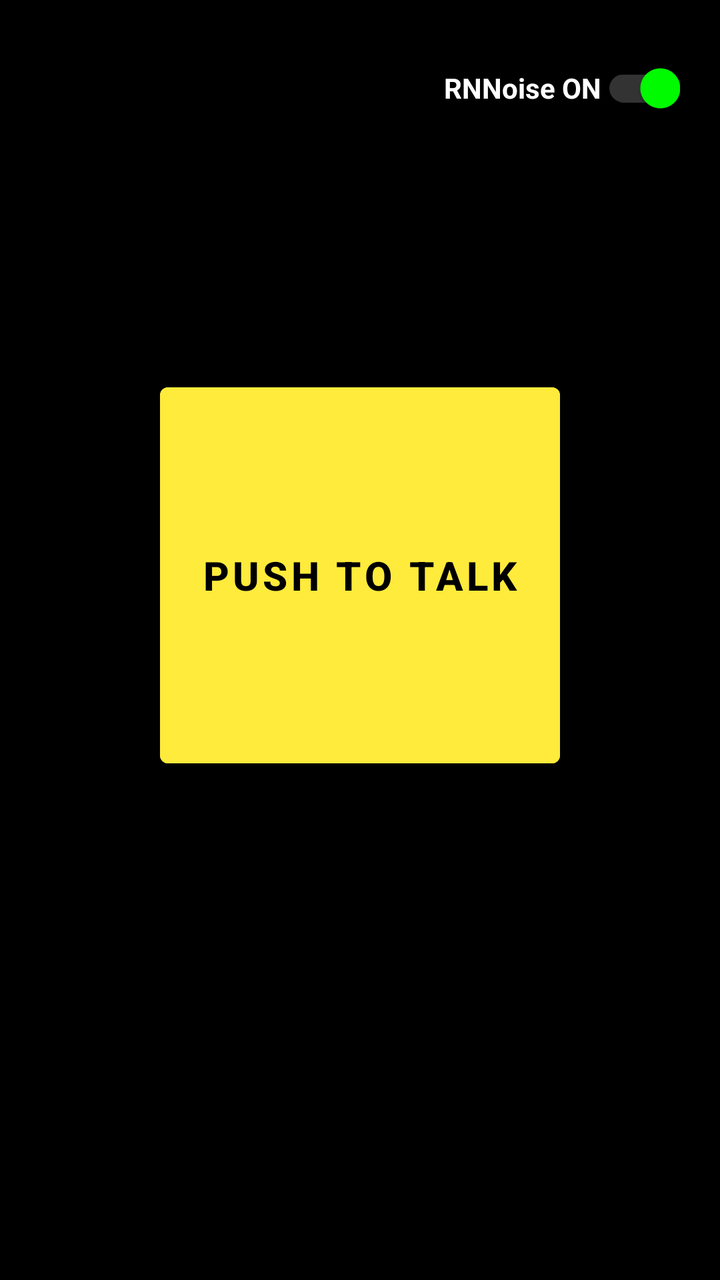
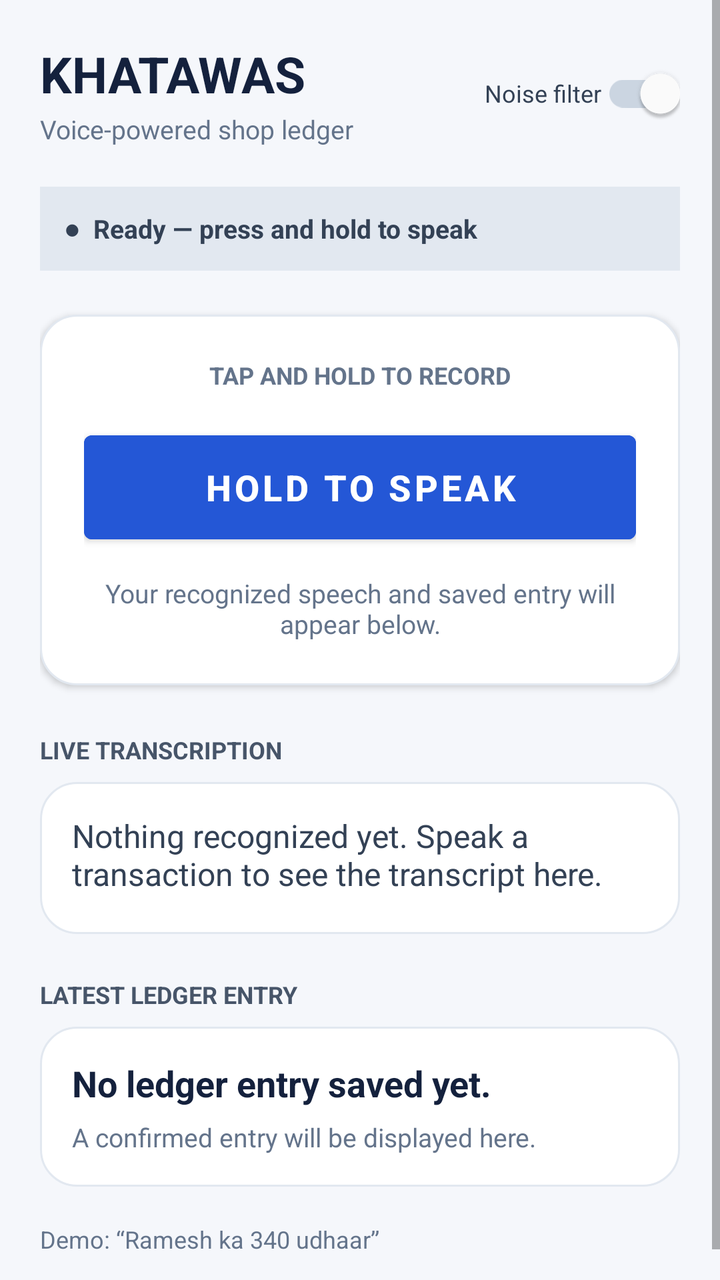

The first picture is an Android layout as it rendered before a commit; the second is the same layout after the commit. The layout source and the unified diff follow.
<!-- AndroidManifest.xml: application theme Theme.MaterialComponents.DayNight.NoActionBar -->
<!-- res/layout/activity_main.xml -->
<?xml version="1.0" encoding="utf-8"?>
<RelativeLayout xmlns:android="http://schemas.android.com/apk/res/android"
    xmlns:app="http://schemas.android.com/apk/res-auto"
    android:layout_width="match_parent"
    android:layout_height="match_parent"
    android:background="#000000"
    android:padding="20dp">

    
    <androidx.appcompat.widget.SwitchCompat
        android:id="@+id/switch_rnnoise"
        android:layout_width="wrap_content"
        android:layout_height="wrap_content"
        android:layout_alignParentTop="true"
        android:layout_alignParentEnd="true"
        android:checked="true"
        android:text="RNNoise ON"
        android:textColor="#FFFFFF"
        android:textSize="14sp"
        android:textStyle="bold"
        app:thumbTint="#00FF00"
        app:trackTint="#333333" />

    
    <LinearLayout
        android:layout_width="wrap_content"
        android:layout_height="wrap_content"
        android:layout_centerInParent="true"
        android:gravity="center"
        android:orientation="vertical">

        
        <Button
            android:id="@+id/btn_push_to_talk"
            android:layout_width="200dp"
            android:layout_height="200dp"
            android:backgroundTint="#FFEB3B"
            android:text="PUSH TO TALK"
            android:textColor="#000000"
            android:textSize="20sp"
            android:textStyle="bold"
            app:backgroundTint="#FFEB3B" />

        
        <TextView
            android:id="@+id/tv_status"
            android:layout_width="wrap_content"
            android:layout_height="wrap_content"
            android:layout_marginTop="32dp"
            android:gravity="center"
            android:text=""
            android:textColor="#00FF00"
            android:textSize="24sp"
            android:textStyle="bold" />

    </LinearLayout>

</RelativeLayout>
<!-- resources referenced by this layout -->
<resources>

</resources>

<!-- the commit's change to res/layout/activity_main.xml (unified diff, before → after) -->
@@ -1,58 +1,179 @@
 <?xml version="1.0" encoding="utf-8"?>
-<RelativeLayout xmlns:android="http://schemas.android.com/apk/res/android"
+<ScrollView xmlns:android="http://schemas.android.com/apk/res/android"
     xmlns:app="http://schemas.android.com/apk/res-auto"
     android:layout_width="match_parent"
     android:layout_height="match_parent"
-    android:background="#000000"
-    android:padding="20dp">
+    android:background="#F5F7FB"
+    android:fillViewport="true">
 
-    
-    <androidx.appcompat.widget.SwitchCompat
-        android:id="@+id/switch_rnnoise"
-        android:layout_width="wrap_content"
+    <LinearLayout
+        android:layout_width="match_parent"
         android:layout_height="wrap_content"
-        android:layout_alignParentTop="true"
-        android:layout_alignParentEnd="true"
-        android:checked="true"
-        android:text="RNNoise ON"
-        android:textColor="#FFFFFF"
-        android:textSize="14sp"
-        android:textStyle="bold"
-        app:thumbTint="#00FF00"
-        app:trackTint="#333333" />
+        android:orientation="vertical"
+        android:paddingStart="20dp"
+        android:paddingTop="20dp"
+        android:paddingEnd="20dp"
+        android:paddingBottom="28dp">
 
-    
-    <LinearLayout
-        android:layout_width="wrap_content"
-        android:layout_height="wrap_content"
-        android:layout_centerInParent="true"
-        android:gravity="center"
-        android:orientation="vertical">
+        <LinearLayout
+            android:layout_width="match_parent"
+            android:layout_height="wrap_content"
+            android:gravity="center_vertical"
+            android:orientation="horizontal">
 
-        
-        <Button
-            android:id="@+id/btn_push_to_talk"
-            android:layout_width="200dp"
-            android:layout_height="200dp"
-            android:backgroundTint="#FFEB3B"
-            android:text="PUSH TO TALK"
-            android:textColor="#000000"
-            android:textSize="20sp"
-            android:textStyle="bold"
-            app:backgroundTint="#FFEB3B" />
+            <LinearLayout
+                android:layout_width="0dp"
+                android:layout_height="wrap_content"
+                android:layout_weight="1"
+                android:orientation="vertical">
 
-        
+                <TextView
+                    android:layout_width="wrap_content"
+                    android:layout_height="wrap_content"
+                    android:text="KHATAWAS"
+                    android:textColor="#14213D"
+                    android:textSize="25sp"
+                    android:textStyle="bold" />
+
+                <TextView
+                    android:layout_width="wrap_content"
+                    android:layout_height="wrap_content"
+                    android:layout_marginTop="2dp"
+                    android:text="Voice-powered shop ledger"
+                    android:textColor="#64748B"
+                    android:textSize="13sp" />
+            </LinearLayout>
+
+            <androidx.appcompat.widget.SwitchCompat
+                android:id="@+id/switch_rnnoise"
+                android:layout_width="wrap_content"
+                android:layout_height="wrap_content"
+                android:checked="true"
+                android:text="Noise filter"
+                android:textColor="#334155"
+                android:textSize="12sp"
+                app:thumbTint="#FFFFFF"
+                app:trackTint="#CBD5E1" />
+        </LinearLayout>
+
         <TextView
-            android:id="@+id/tv_status"
+            android:id="@+id/tv_connection"
+            android:layout_width="match_parent"
+            android:layout_height="wrap_content"
+            android:layout_marginTop="20dp"
+            android:background="#E2E8F0"
+            android:padding="12dp"
+            android:text="●  Ready — press and hold to speak"
+            android:textColor="#334155"
+            android:textSize="13sp"
+            android:textStyle="bold" />
+
+        <LinearLayout
+            android:layout_width="match_parent"
+            android:layout_height="wrap_content"
+            android:layout_marginTop="22dp"
+            android:background="@drawable/bg_panel"
+            android:elevation="2dp"
+            android:gravity="center"
+            android:orientation="vertical"
+            android:padding="22dp">
+
+            <TextView
+                android:layout_width="wrap_content"
+                android:layout_height="wrap_content"
+                android:text="TAP AND HOLD TO RECORD"
+                android:textColor="#64748B"
+                android:textSize="12sp"
+                android:textStyle="bold" />
+
+            <Button
+                android:id="@+id/btn_push_to_talk"
+                android:layout_width="match_parent"
+                android:layout_height="64dp"
+                android:layout_marginTop="16dp"
+                android:backgroundTint="#2457D6"
+                android:text="HOLD TO SPEAK"
+                android:textAllCaps="false"
+                android:textColor="#FFFFFF"
+                android:textSize="18sp"
+                android:textStyle="bold"
+                app:backgroundTint="#2457D6" />
+
+            <TextView
+                android:id="@+id/tv_status"
+                android:layout_width="match_parent"
+                android:layout_height="wrap_content"
+                android:layout_marginTop="12dp"
+                android:gravity="center"
+                android:text="Your recognized speech and saved entry will appear below."
+                android:textColor="#64748B"
+                android:textSize="13sp" />
+        </LinearLayout>
+
+        <TextView
             android:layout_width="wrap_content"
             android:layout_height="wrap_content"
-            android:layout_marginTop="32dp"
-            android:gravity="center"
-            android:text=""
-            android:textColor="#00FF00"
-            android:textSize="24sp"
+            android:layout_marginTop="24dp"
+            android:text="LIVE TRANSCRIPTION"
+            android:textColor="#475569"
+            android:textSize="12sp"
             android:textStyle="bold" />
 
+        <TextView
+            android:id="@+id/tv_transcript"
+            android:layout_width="match_parent"
+            android:layout_height="wrap_content"
+            android:layout_marginTop="8dp"
+            android:background="@drawable/bg_panel"
+            android:minHeight="76dp"
+            android:padding="16dp"
+            android:text="Nothing recognized yet. Speak a transaction to see the transcript here."
+            android:textColor="#334155"
+            android:textSize="16sp" />
+
+        <TextView
+            android:layout_width="wrap_content"
+            android:layout_height="wrap_content"
+            android:layout_marginTop="22dp"
+            android:text="LATEST LEDGER ENTRY"
+            android:textColor="#475569"
+            android:textSize="12sp"
+            android:textStyle="bold" />
+
+        <LinearLayout
+            android:layout_width="match_parent"
+            android:layout_height="wrap_content"
+            android:layout_marginTop="8dp"
+            android:background="@drawable/bg_panel"
+            android:orientation="vertical"
+            android:padding="16dp">
+
+            <TextView
+                android:id="@+id/tv_result"
+                android:layout_width="match_parent"
+                android:layout_height="wrap_content"
+                android:text="No ledger entry saved yet."
+                android:textColor="#14213D"
+                android:textSize="18sp"
+                android:textStyle="bold" />
+
+            <TextView
+                android:id="@+id/tv_result_detail"
+                android:layout_width="match_parent"
+                android:layout_height="wrap_content"
+                android:layout_marginTop="6dp"
+                android:text="A confirmed entry will be displayed here."
+                android:textColor="#64748B"
+                android:textSize="13sp" />
+        </LinearLayout>
+
+        <TextView
+            android:layout_width="wrap_content"
+            android:layout_height="wrap_content"
+            android:layout_marginTop="18dp"
+            android:text="Demo: “Ramesh ka 340 udhaar”"
+            android:textColor="#64748B"
+            android:textSize="12sp" />
+
     </LinearLayout>
-
-</RelativeLayout>
+</ScrollView>
<!-- resource entries referenced after the edit -->
@@ -1,5 +1,11 @@
 <!-- resources referenced by this layout -->
 <resources>
-
+  <!-- drawable bg_panel (drawable) -->
+  <?xml version="1.0" encoding="utf-8"?>
+  <shape xmlns:android="http://schemas.android.com/apk/res/android" android:shape="rectangle">
+      <solid android:color="#FFFFFF" />
+      <corners android:radius="18dp" />
+      <stroke android:width="1dp" android:color="#E2E8F0" />
+  </shape>
 </resources>
 
